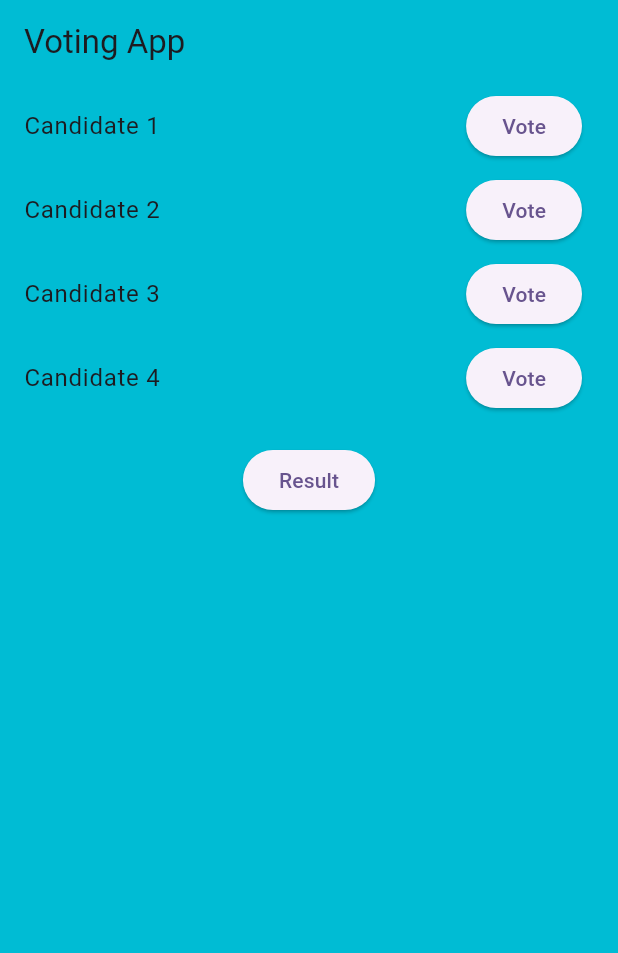
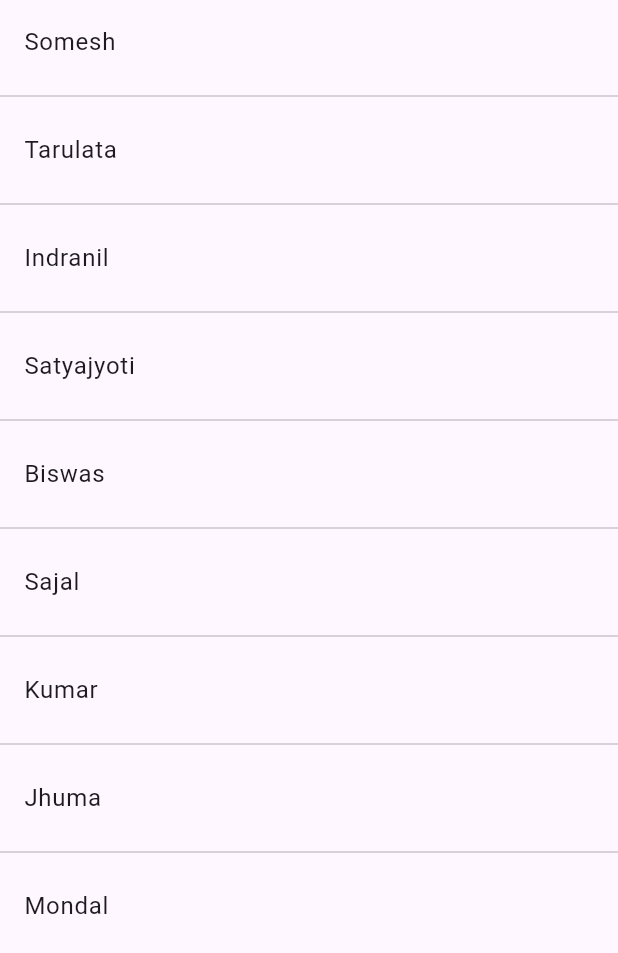
Before and after one commit to NiazSagor/flutter_provider, a Flutter app: the screen it shows after launch, on a phone screen of 412 x 824 dp. Shown: the top 953 px of the screen. Run offline on Flutter 3.47's test engine with Material 3 defaults, Android fonts, the phone set to English and light mode, and no system bars.

Commit message:
:art: Add contact selection feature
- Introduce `ProviderService` to manage a list of names and their selection state.
- Create `Members` screen to display a list of names.
- Implement functionality to select and deselect names from the list, with visual feedback.
- Integrate `ProviderService` using `MultiProvider` in `main.dart` and set `Members` as the home screen.

```diff
--- /dev/null
+++ b/lib/contact/provider/provider_service.dart
@@ -0,0 +1,34 @@
+// Source - https://stackoverflow.com/q
+// Posted by Satyajyoti Biswas, modified by community. See post 'Timeline' for change history
+// Retrieved 2025-12-16, License - CC BY-SA 4.0
+
+import 'package:flutter/foundation.dart';
+
+class ProviderService extends ChangeNotifier {
+  final List<String> totalNames = [
+    'Somesh',
+    'Tarulata',
+    'Indranil',
+    'Satyajyoti',
+    'Biswas',
+    'Sajal',
+    'Kumar',
+    'Jhuma',
+    'Mondal',
+  ];
+
+  List<String> _selectedNames = [];
+
+  List<String> get selectedNames => List.unmodifiable(_selectedNames);
+
+  void updateselectedNames(String name) {
+    bool isExists = _selectedNames.contains(name);
+
+    if (isExists)
+      _selectedNames.remove(name);
+    else
+      _selectedNames.add(name);
+
+    notifyListeners();
+  }
+}
--- /dev/null
+++ b/lib/contact/ui/members.dart
@@ -0,0 +1,53 @@
+// Source - https://stackoverflow.com/q
+// Posted by Satyajyoti Biswas, modified by community. See post 'Timeline' for change history
+// Retrieved 2025-12-16, License - CC BY-SA 4.0
+
+import 'package:expense_tracker_provider/contact/provider/provider_service.dart';
+import 'package:flutter/material.dart';
+import 'package:provider/provider.dart';
+
+class Members extends StatelessWidget {
+  @override
+  Widget build(BuildContext context) {
+    ProviderService plService = Provider.of<ProviderService>(
+      context,
+      listen: false,
+    );
+    print("build(BuildContext context)");
+    return Scaffold(
+      body: SafeArea(
+        child: ListView.separated(
+          shrinkWrap: true,
+          itemBuilder: (context, index) {
+            String _name = plService.totalNames[index];
+            return Selector<ProviderService, List<String>>(
+              child: Center(
+                child: Text(
+                  'No names have been found',
+                  textAlign: TextAlign.center,
+                ),
+              ),
+              selector: (_, service) => service.selectedNames,
+              builder: (context, selNames, child) {
+                return ListTile(
+                  title: Text('$_name'),
+                  trailing: Icon(
+                    Icons.check_circle,
+                    color: selNames.contains(_name)
+                        ? Colors.lightGreen
+                        : Colors.transparent,
+                  ),
+                  onTap: () {
+                    context.read<ProviderService>().updateselectedNames(_name);
+                  },
+                );
+              },
+            );
+          },
+          separatorBuilder: (_, __) => Divider(),
+          itemCount: plService.totalNames.length,
+        ),
+      ),
+    );
+  }
+}
--- a/lib/main.dart
+++ b/lib/main.dart
@@ -1,9 +1,11 @@
+import 'package:expense_tracker_provider/contact/provider/provider_service.dart';
 import 'package:expense_tracker_provider/habit_tracker/provider/habit_provider.dart';
 import 'package:expense_tracker_provider/voting_app/provider/voting_provider.dart';
 import 'package:expense_tracker_provider/voting_app/ui/voting_screen.dart';
 import 'package:flutter/material.dart';
 import 'package:provider/provider.dart';
 
+import 'contact/ui/members.dart';
 import 'expense_tracker/provider/transaction_provider.dart';
 import 'expense_tracker/ui/home_screen.dart';
 import 'habit_tracker/ui/habit_list_screen.dart';
@@ -22,13 +24,14 @@ class MyApp extends StatelessWidget {
         ChangeNotifierProvider(create: (_) => HabitProvider()),
         ChangeNotifierProvider(create: (_) => TransactionProvider()),
         ChangeNotifierProvider(create: (_) => VotingProvider()),
+        ChangeNotifierProvider(create: (_) => ProviderService()),
       ],
       child: MaterialApp(
         title: 'Flutter Demo',
         theme: ThemeData(
           colorScheme: ColorScheme.fromSeed(seedColor: Colors.deepPurple),
         ),
-        home: const VotingScreen(),
+        home: Members(),
       ),
     );
   }
```
